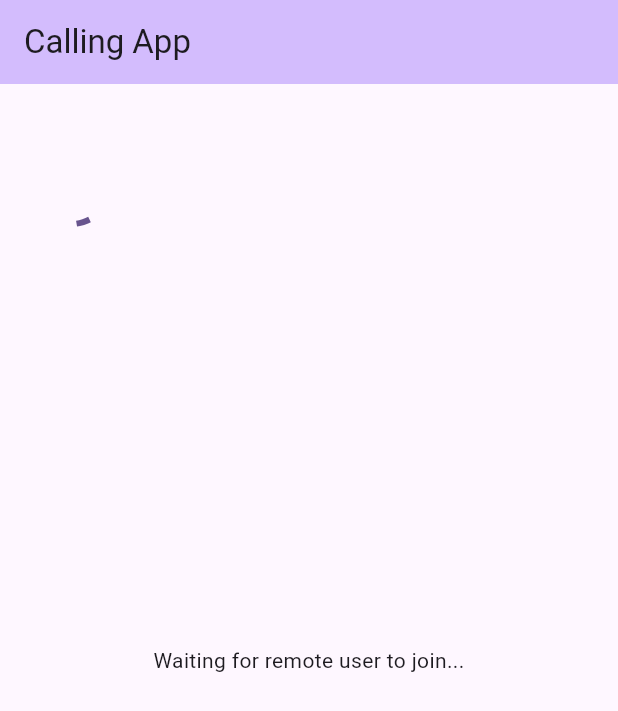
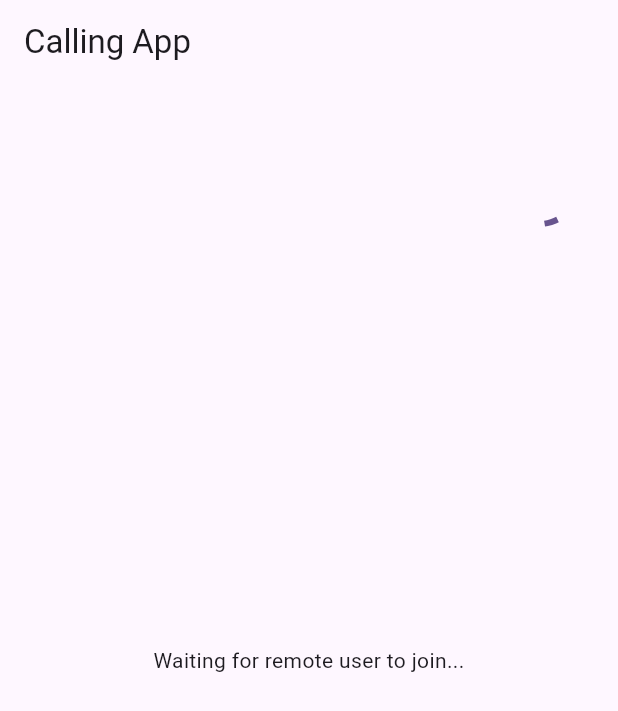
Before and after one commit to bipin24746/Agora_Video_Calling, a Flutter app: the screen it shows after launch, on a phone screen of 412 x 824 dp. Shown: the top 711 px of the screen. Run offline on Flutter 3.47's test engine with Material 3 defaults, Android fonts, the phone set to English and light mode, and no system bars; our stand-ins replace permission_handler; missing offline and left inert: agora_rtc_engine.

Commit message:
Agora Video Calling Done

```diff
--- a/lib/home_page.dart
+++ b/lib/home_page.dart
@@ -11,86 +11,51 @@ class HomePage extends StatefulWidget {
 }
 
 class _HomePageState extends State<HomePage> {
-  late RtcEngine _engine;
   int? _remoteUid;
   bool _localUserJoined = false;
+  late RtcEngine _engine;
 
   @override
   void initState() {
     super.initState();
-    initAgora();
+    _startVideoCalling();
   }
 
-  @override
-  void dispose() {
-    _cleanupAgoraEngine();
-    super.dispose();
+  Future<void> _startVideoCalling() async {
+    await _requestPermission();
+    await _initializeAgoraVideoSDK();
+    await _setupLocalVideo();
+    _setupEventHandlers();
+    await _joinChannel();
   }
 
-  @override
-  Widget build(BuildContext context) {
-    return Scaffold(
-      appBar: AppBar(
-        backgroundColor: Theme.of(context).colorScheme.inversePrimary,
-        title: Text("Calling App"),
-      ),
-      body: Stack(
-        children: [
-          Center(
-            child: _remoteVideo(), // Calling the widget method to show remote video or waiting message
-          ),
-          Align(
-            alignment: Alignment.topLeft,
-            child: SizedBox(
-              width: 100,
-              height: 150,
-              child: Center(
-                child: _localUserJoined
-                    ? AgoraVideoView(
-                  controller: VideoViewController(
-                    rtcEngine: _engine,
-                    canvas: const VideoCanvas(uid: 0),
-                  ),
-                )
-                    : const CircularProgressIndicator(),
-              ),
-            ),
-          ),
-        ],
-      ),
-    );
-  }
-
-  Future<void> initAgora() async {
-    await [Permission.microphone, Permission.camera].request();
+  //initialize the engine for real time communication
+  Future<void> _initializeAgoraVideoSDK() async {
     _engine = createAgoraRtcEngine();
-
-    // Initialize RtcEngine and set the channel profile to communication
     await _engine.initialize(const RtcEngineContext(
       appId: appId,
       channelProfile: ChannelProfileType.channelProfileCommunication,
     ));
+  }
 
-    // Enable the video module
-    await _engine.enableVideo();
-
-    // Enable local video Preview
-    await _engine.startPreview();
-
+  Future<void> _joinChannel() async {
     await _engine.joinChannel(
       token: token,
       channelId: channel,
       options: const ChannelMediaOptions(
-        autoSubscribeVideo: true, // Automatically subscribe to all video streams
-        autoSubscribeAudio: true, // Automatically subscribe to all audio streams
-        publishCameraTrack: true, // Publish camera-captured video
-        publishMicrophoneTrack: true, // Publish microphone-captured audio
+        autoSubscribeAudio: true,
+        autoSubscribeVideo: true,
+        publishCameraTrack: true,
+        publishMicrophoneTrack: true,
         // Use clientRoleBroadcaster to act as a host or clientRoleAudience for audience
         clientRoleType: ClientRoleType.clientRoleBroadcaster,
       ),
       uid: 0,
     );
+  }
 
+  // Register an event handler for Agora RTC
+  void _setupEventHandlers() {
     _engine.registerEventHandler(
       RtcEngineEventHandler(
         onJoinChannelSuccess: (RtcConnection connection, int elapsed) {
@@ -110,14 +75,34 @@ class _HomePageState extends State<HomePage> {
     );
   }
 
-  // Display the remote user's video or a waiting message
+  Future<void> _setupLocalVideo() async {
+    await _engine.enableVideo();
+    await _engine.startPreview();
+  }
+
+// Displays the local user's video view using the Agora engine.
+  Widget _localVideo() {
+    return AgoraVideoView(
+      controller: VideoViewController(
+        rtcEngine: _engine, // Uses the Agora engine instance
+        canvas: const VideoCanvas(
+          uid: 0, // Specifies the local user
+          renderMode:
+              RenderModeType.renderModeHidden, // Sets the video rendering mode
+        ),
+      ),
+    );
+  }
+
+  // If a remote user has joined, render their video, else display a waiting message
   Widget _remoteVideo() {
     if (_remoteUid != null) {
       return AgoraVideoView(
         controller: VideoViewController.remote(
-          rtcEngine: _engine,
-          canvas: VideoCanvas(uid: _remoteUid),
-          connection: RtcConnection(channelId: channel),
+          rtcEngine: _engine, // Uses the Agora engine instance
+          canvas: VideoCanvas(uid: _remoteUid), // Binds the remote user's video
+          connection:
+              const RtcConnection(channelId: channel), // Specifies the channel
         ),
       );
     } else {
@@ -128,9 +113,42 @@ class _HomePageState extends State<HomePage> {
     }
   }
 
+  Future<void> _requestPermission() async {
+    await [Permission.microphone, Permission.camera].request();
+  }
+
+  @override
+  void dispose() {
+    _cleanupAgoraEngine();
+    super.dispose();
+  }
+
   // Leaves the channel and releases resources
   Future<void> _cleanupAgoraEngine() async {
     await _engine.leaveChannel();
     await _engine.release();
   }
+
+  @override
+  Widget build(BuildContext context) {
+    return Scaffold(
+      appBar: AppBar(
+        title: Text("Calling App"),
+      ),
+      body: Stack(children: [
+        Center(
+          child: _remoteVideo(),
+        ),
+        Align(
+            alignment: Alignment.topRight,
+            child: SizedBox(
+              height: 150,
+              width: 100,
+              child: _localUserJoined
+                  ? _localVideo()
+                  : Center(child: const CircularProgressIndicator()),
+            ))
+      ]),
+    );
+  }
 }
```
